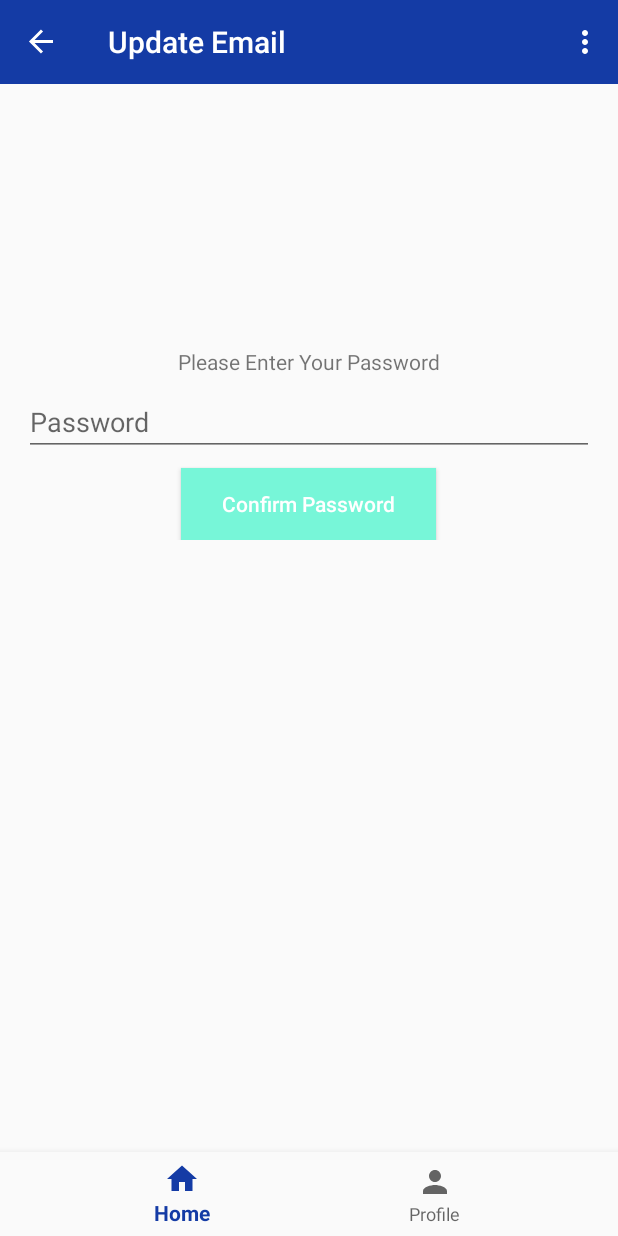
After one commit to bryanoliverh/Aid.id, an Android app: the UpdateEmailFragment screen opened through its navigation route, on a phone screen of 412 x 824 dp. The commit adds this screen. Run offline under Robolectric (Android 15) with nearby library versions, the phone set to English and light mode, and no system bars; our stand-ins replace Firebase (no records; nobody signed in at launch, a user with empty details on screens opened directly), navigation-ui.

Commit message:
change email, change and confirm password, reset password via firebase sent email

```diff
--- a/app/build.gradle
+++ b/app/build.gradle
@@ -4,6 +4,8 @@ plugins {
     id 'kotlin-android'
     id 'com.google.gms.google-services'
     id 'kotlin-android-extensions'
+    id 'androidx.navigation.safeargs'
+
 }
 
 android {
--- a/app/src/main/AndroidManifest.xml
+++ b/app/src/main/AndroidManifest.xml
@@ -10,7 +10,8 @@
         android:supportsRtl="true"
         android:theme="@style/Theme.aidid"
         android:usesCleartextTraffic="true">
-        <activity android:name=".activity_abkristanto"></activity>
+        <activity android:name=".ResetPasswordActivity"></activity>
+        <activity android:name=".activity_abkristanto" />
         <activity android:name=".SplashScreen">
             <intent-filter>
                 <action android:name="android.intent.action.MAIN" />
@@ -23,7 +24,7 @@
             android:name=".HomeActivity"
             android:theme="@style/AppTheme.NoActionBar" />
         <activity android:name=".RegisterActivity" />
-        <activity android:name=".LoginActivity"></activity>
+        <activity android:name=".LoginActivity" />
     </application>
 
 </manifest>
--- a/app/src/main/java/com/aidid/firebase/LoginActivity.kt
+++ b/app/src/main/java/com/aidid/firebase/LoginActivity.kt
@@ -45,6 +45,11 @@ class LoginActivity : AppCompatActivity() {
             }
 
         }
+        btnForgotPassword.setOnClickListener {
+            Intent(this@LoginActivity, ResetPasswordActivity::class.java).also{
+                startActivity(it)
+            }
+        }
     }
 
     private fun loginUser(email: String, password: String) {
--- /dev/null
+++ b/app/src/main/java/com/aidid/firebase/UpdateEmailFragment.kt
@@ -0,0 +1,92 @@
+package com.aidid.firebase
+
+import android.os.Bundle
+import android.util.Patterns
+import androidx.fragment.app.Fragment
+import android.view.LayoutInflater
+import android.view.View
+import android.view.ViewGroup
+import android.widget.Toast
+import androidx.navigation.Navigation
+import com.google.firebase.auth.EmailAuthProvider
+import com.google.firebase.auth.FirebaseAuth
+import com.google.firebase.auth.FirebaseAuthInvalidCredentialsException
+import kotlinx.android.synthetic.main.fragment_update_email.*
+import kotlinx.android.synthetic.main.fragment_update_email.etEmail
+import kotlinx.android.synthetic.main.fragment_update_email.etPassword
+
+
+
+class UpdateEmailFragment : Fragment() {
+   private lateinit var  auth :FirebaseAuth
+
+    override fun onCreateView(inflater: LayoutInflater, container: ViewGroup?,
+                              savedInstanceState: Bundle?): View? {
+        // Inflate the layout for this fragment
+        return inflater.inflate(R.layout.fragment_update_email, container, false)
+
+    }
+    override fun  onViewCreated(view: View, savedInstanceState: Bundle?) {
+        super.onViewCreated(view, savedInstanceState)
+        auth = FirebaseAuth.getInstance()
+        val user = auth.currentUser
+
+        //ketika pertama dibuka yang keluar adalah layout password
+        layoutPassword.visibility = View.VISIBLE
+        layoutEmail.visibility = View.GONE
+
+        btnAuth.setOnClickListener {
+            val password = etPassword.text.toString().trim()
+            if (password.isEmpty()) {
+                etPassword.error = "Please Enter Your Password"
+                etPassword.requestFocus()
+                return@setOnClickListener
+
+            }//!!  digunakan karena email sudah pasti ada
+            user?.let {
+                val userCredential = EmailAuthProvider.getCredential(it.email!!, password)
+                it.reauthenticate(userCredential).addOnCompleteListener {
+                    if (it.isSuccessful) {
+
+                        layoutPassword.visibility = View.GONE
+                        layoutEmail.visibility = View.VISIBLE
+
+                    } else if (it.exception is FirebaseAuthInvalidCredentialsException) {
+                        etPassword.error = "Wrong Password"
+                        etPassword.requestFocus()
+                    } else { //bila tidak ada koneksi dll
+                        Toast.makeText(activity, "${it.exception?.message}", Toast.LENGTH_SHORT)
+                            .show()
+
+                    }
+                }
+
+            }
+            btnUpdate.setOnClickListener{view -> it
+                val email = etEmail.text.toString().trim()
+                if (email.isEmpty()) {
+                    etEmail.error = "Please Fill Your Email Address"
+                    etEmail.requestFocus()
+                    return@setOnClickListener
+                }
+                if (!Patterns.EMAIL_ADDRESS.matcher(email).matches()) {
+                    etEmail.error = "Your Email is Not Valid"
+                    etEmail.requestFocus()
+                    return@setOnClickListener
+                }
+                //check current user
+                user?.let {
+                    user.updateEmail(email).addOnCompleteListener {
+                        if (it.isSuccessful){
+                            val actionEmaillUpdated = UpdateEmailFragmentDirections.actionEmailUpdated()
+                            Navigation.findNavController(view).navigate(actionEmaillUpdated)
+                        }else{
+                            Toast.makeText(activity, "${it.exception?.message}", Toast.LENGTH_SHORT)
+                                .show()
+                        }
+                    }
+                }
+            }
+        }
+    }
+    }
--- a/app/src/main/res/drawable/ic_home.xml
+++ b/app/src/main/res/drawable/ic_home.xml
@@ -3,7 +3,7 @@
     android:height="24dp"
     android:viewportWidth="24"
     android:viewportHeight="24"
-    android:tint="?attr/colorControlNormal">
+   android:tint="?attr/colorControlNormal">
   <path
       android:fillColor="@android:color/white"
       android:pathData="M10,20v-6h4v6h5v-8h3L12,3 2,12h3v8z"/>
--- a/app/src/main/res/drawable/ic_person.xml
+++ b/app/src/main/res/drawable/ic_person.xml
@@ -3,7 +3,8 @@
     android:height="24dp"
     android:viewportWidth="24"
     android:viewportHeight="24"
-    android:tint="?attr/colorControlNormal">
+   android:tint="?attr/colorControlNormal"
+  >
   <path
       android:fillColor="@android:color/white"
       android:pathData="M12,12c2.21,0 4,-1.79 4,-4s-1.79,-4 -4,-4 -4,1.79 -4,4 1.79,4 4,4zM12,14c-2.67,0 -8,1.34 -8,4v2h16v-2c0,-2.66 -5.33,-4 -8,-4z"/>
--- a/app/src/main/res/layout/activity_get_started.xml
+++ b/app/src/main/res/layout/activity_get_started.xml
@@ -4,7 +4,7 @@
     xmlns:tools="http://schemas.android.com/tools"
     android:layout_width="match_parent"
     android:layout_height="match_parent"
-    android:background="@color/colorPrimary"
+    android:background="@color/colorsplash"
     android:visibility="visible"
     tools:context=".GetStarted">
 
--- /dev/null
+++ b/app/src/main/res/layout/fragment_update_email.xml
@@ -0,0 +1,94 @@
+<?xml version="1.0" encoding="utf-8"?>
+<androidx.constraintlayout.widget.ConstraintLayout xmlns:android="http://schemas.android.com/apk/res/android"
+    xmlns:app="http://schemas.android.com/apk/res-auto"
+    xmlns:tools="http://schemas.android.com/tools"
+    android:layout_width="match_parent"
+    android:layout_height="match_parent"
+    tools:context=".UpdateEmailFragment">
+
+    //linear layout 1 for update password
+    //when switching to this fragment yang akan tampil adalah pasword layout
+
+    <LinearLayout
+        android:id="@+id/layoutPassword"
+        android:layout_width="match_parent"
+        android:layout_height="wrap_content"
+        android:layout_marginHorizontal="16dp"
+        android:animateLayoutChanges="true"
+        android:gravity="center"
+        android:orientation="vertical"
+        android:visibility="gone"
+        app:layout_constraintBottom_toBottomOf="parent"
+        app:layout_constraintEnd_toEndOf="parent"
+        app:layout_constraintStart_toStartOf="parent"
+        app:layout_constraintTop_toTopOf="parent"
+        app:layout_constraintVertical_bias="0.3">
+
+        <TextView
+            android:layout_width="match_parent"
+            android:layout_height="wrap_content"
+            android:text="Please Enter Your Password"
+            android:textAlignment="center" />
+
+        <EditText
+            android:id="@+id/etPassword"
+            android:layout_width="match_parent"
+            android:layout_height="wrap_content"
+            android:layout_marginVertical="8dp"
+            android:hint="Password"
+            android:inputType="textPassword"
+            android:singleLine="true" />
+
+        <androidx.appcompat.widget.AppCompatButton
+            android:background="@color/colorTosca"
+            android:id="@+id/btnAuth"
+            android:layout_width="170dp"
+            android:layout_height="wrap_content"
+
+            android:text="Confirm Password"
+            android:textAllCaps="false"
+            android:textColor="@color/colorsplash" />
+    </LinearLayout>
+//the second layout is for update email
+    <LinearLayout
+        android:id="@+id/layoutEmail"
+        android:layout_width="match_parent"
+        android:layout_height="wrap_content"
+        android:layout_marginHorizontal="16dp"
+        android:animateLayoutChanges="true"
+        android:gravity="center"
+        android:orientation="vertical"
+        app:layout_constraintBottom_toBottomOf="parent"
+        app:layout_constraintEnd_toEndOf="parent"
+        app:layout_constraintStart_toStartOf="parent"
+        app:layout_constraintTop_toTopOf="parent"
+        app:layout_constraintVertical_bias="0.3">
+
+        <TextView
+            android:layout_width="match_parent"
+            android:layout_height="wrap_content"
+            android:text="Please Enter New Email"
+            android:textAlignment="center" />
+
+        <EditText
+            android:id="@+id/etEmail"
+            android:layout_width="match_parent"
+            android:layout_height="wrap_content"
+            android:hint="New Email"
+            android:inputType="textEmailAddress"
+            android:singleLine="true" />
+//ketika email sudah diisi/benar baru akan di handle btnUpdate
+        <androidx.appcompat.widget.AppCompatButton
+            android:id="@+id/btnUpdate"
+            android:layout_width="150dp"
+            android:layout_height="wrap_content"
+            android:layout_gravity="center_horizontal"
+            android:layout_marginTop="15dp"
+            android:background="@color/colorTosca"
+            android:text="Update"
+            android:textAllCaps="false"
+            android:textColor="@color/colorsplash" />
+
+    </LinearLayout>
+
+</androidx.constraintlayout.widget.ConstraintLayout>
--- a/app/src/main/res/navigation/mobile_navigation.xml
+++ b/app/src/main/res/navigation/mobile_navigation.xml
@@ -14,5 +14,36 @@
         android:id="@+id/nav_Profile"
         android:name="com.aidid.firebase.ProfileFragment"
         android:label="Profile"
-        tools:layout="@layout/fragment_profile1" />
+        tools:layout="@layout/fragment_profile1" >
+        <action
+            android:id="@+id/actionUpdateEmail"
+            app:destination="@id/updateEmailFragment2" />
+        <action
+            android:id="@+id/actionChangePassword"
+            app:destination="@id/changePasswordFragment" />
+    </fragment>
+    <fragment
+        android:id="@+id/updateEmailFragment2"
+        android:name="com.aidid.firebase.UpdateEmailFragment"
+        android:label="Update Email"
+        tools:layout="@layout/fragment_update_email" >
+        <action
+            android:id="@+id/actionEmailUpdated"
+            app:destination="@id/nav_Profile"
+            app:popUpToInclusive="true"
+            />
+    </fragment>
+    <fragment
+        android:id="@+id/changePasswordFragment"
+        android:name="com.aidid.firebase.ChangePasswordFragment"
+        android:label="Change Password"
+        tools:layout="@layout/fragment_change_password" >
+        //supaya di back ga balik ke halaman tersebut app:popUpToInclusive="true"
+        <action
+            android:id="@+id/actionPasswordChange"
+            app:destination="@id/nav_Profile"
+            app:popUpTo="@id/nav_Profile"
+            app:popUpToInclusive="true"
+            />
+    </fragment>
 </navigation>
--- a/app/src/main/res/values/colors.xml
+++ b/app/src/main/res/values/colors.xml
@@ -6,7 +6,8 @@
     <color name="teal_200">#FF03DAC5</color>
     <color name="teal_700">#FF018786</color>
     <color name="black">#FF000000</color>
-    <color name="colorPrimary">#fff</color>
+    <color name="colorPrimary">#143BA5</color>
+    <color name="colorsplash">#FFFFFFFF</color>
     <color name="colorPrimaryDark">#303F9F</color>
     <color name="colorAccent">#29E7FF</color>
     <color name="colorInput">#162747</color>
--- a/build.gradle
+++ b/build.gradle
@@ -13,6 +13,8 @@ buildscript {
 
         // NOTE: Do not place your application dependencies here; they belong
         // in the individual module build.gradle files
+        classpath "androidx.navigation:navigation-safe-args-gradle-plugin:2.1.0-alpha04"
+       //classpath 'com.github.decendents:android-maven-gradle-plugin:1.3'
     }
 }
 
```
Also changed, not shown: app/src/main/java/com/aidid/firebase/ChangePasswordFragment.kt (added, +98 -0 lines), app/src/main/java/com/aidid/firebase/ProfileFragment.kt (+14 -0 lines), app/src/main/java/com/aidid/firebase/ResetPasswordActivity.kt (added, +52 -0 lines), app/src/main/res/layout/activity_login.xml (+7 -7 lines), app/src/main/res/layout/activity_register.xml (+7 -7 lines), app/src/main/res/layout/activity_reset_password.xml (added, +60 -0 lines), app/src/main/res/layout/fragment_change_password.xml (added, +103 -0 lines), app/src/main/res/layout/fragment_profile1.xml (+15 -3 lines).
